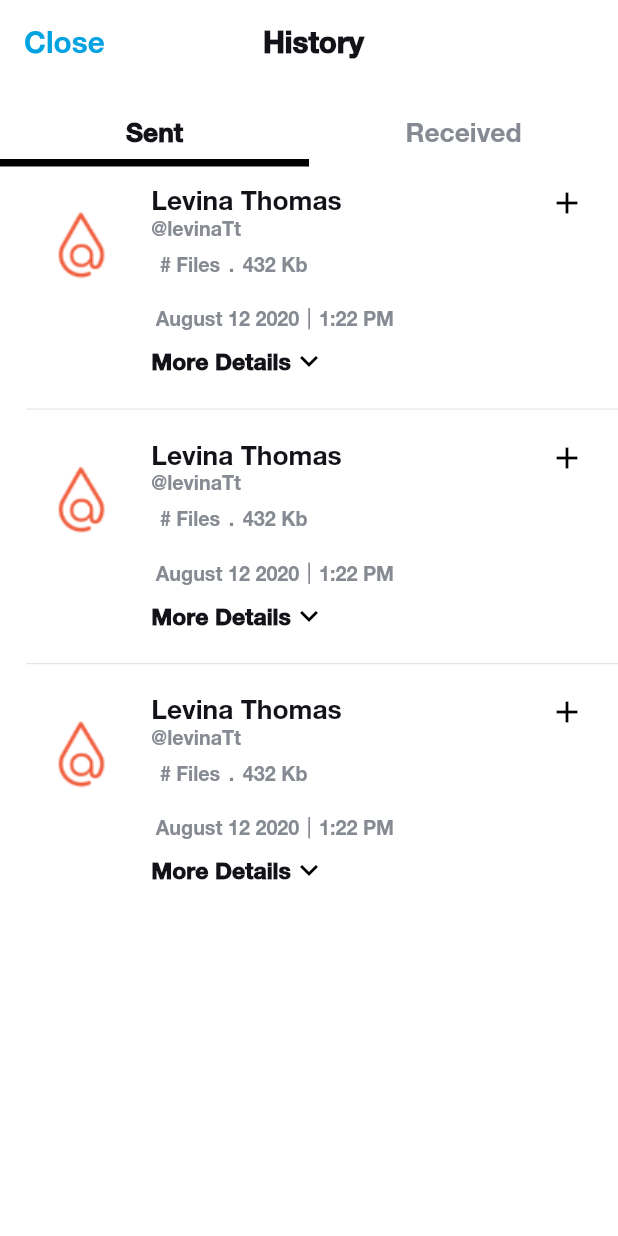
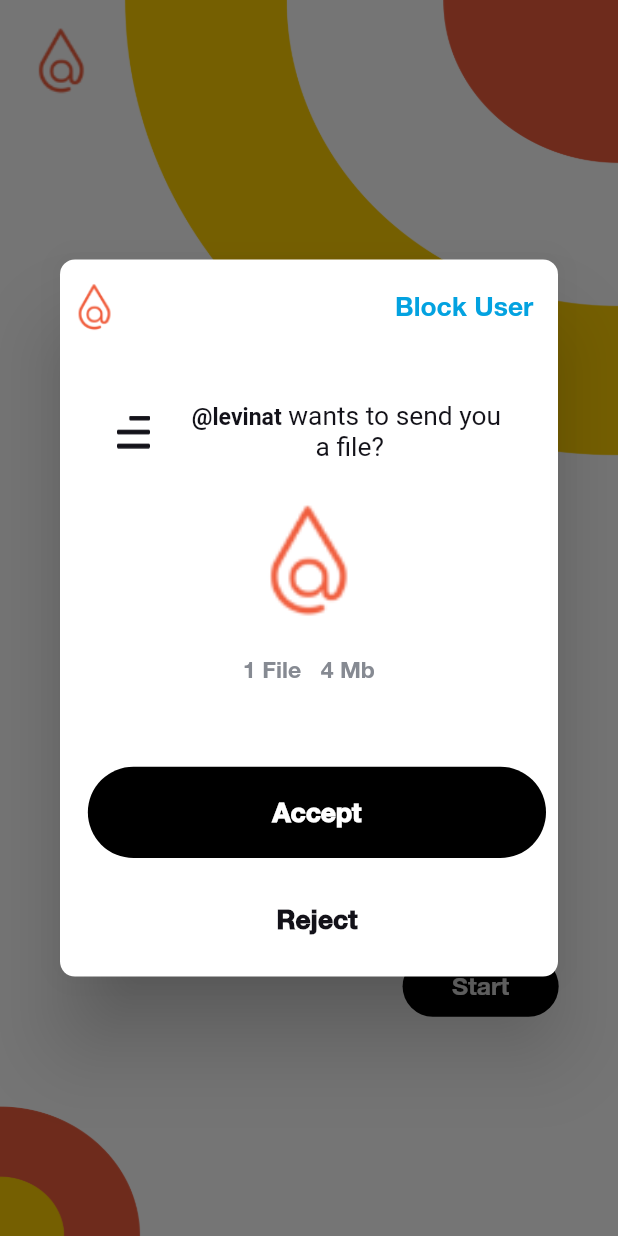
Before and after one commit to atsign-foundation/atmosphere_pro, a Flutter app: the screen it shows after launch, after a tap on "Start", on a phone screen of 412 x 824 dp. Run offline on Flutter 3.47's test engine with Material 2 defaults, Android fonts, the phone set to English and light mode, and no system bars; our stand-ins replace google_fonts.

Commit message:
implemented receive files UI

```diff
--- /dev/null
+++ b/lib/screens/common_widgets/custom_button.dart
@@ -0,0 +1,39 @@
+import 'package:atsign_atmosphere_app/utils/text_styles.dart';
+
+/// Custom button widget [isInverted] toggles between black and white button,
+/// [isInverted=false] by default, if true bg color and border color goes [white]
+/// from [black], text color goes [black] from [white].
+
+import 'package:flutter/material.dart';
+import 'package:atsign_atmosphere_app/services/size_config.dart';
+
+class CustomButton extends StatelessWidget {
+  final bool isInverted;
+  final Function onPressed;
+  final String buttonText;
+
+  const CustomButton(
+      {Key key, this.isInverted = false, this.onPressed, this.buttonText})
+      : super(key: key);
+  @override
+  Widget build(BuildContext context) {
+    return GestureDetector(
+      onTap: onPressed,
+      child: Container(
+        width: 278.toWidth,
+        height: 60.toHeight,
+        decoration: BoxDecoration(
+            borderRadius: BorderRadius.circular(30.toWidth),
+            color: (isInverted) ? Colors.white : Colors.black),
+        child: Center(
+          child: Text(
+            buttonText,
+            style: (isInverted)
+                ? CustomTextStyles.primaryBold16
+                : CustomTextStyles.whiteBold16,
+          ),
+        ),
+      ),
+    );
+  }
+}
--- a/lib/screens/history/widgets/file_list_tile.dart
+++ b/lib/screens/history/widgets/file_list_tile.dart
@@ -1,5 +1,6 @@
 import 'package:atsign_atmosphere_app/utils/colors.dart';
 import 'package:atsign_atmosphere_app/utils/images.dart';
+import 'package:atsign_atmosphere_app/utils/text_strings.dart';
 import 'package:atsign_atmosphere_app/utils/text_styles.dart';
 import 'package:flutter/material.dart';
 import 'package:atsign_atmosphere_app/services/size_config.dart';
@@ -110,7 +111,7 @@ class _FilesListTileState extends State<FilesListTile> {
                         child: Row(
                           children: [
                             Text(
-                              'More Details',
+                              TextStrings().moreDetails,
                               style: CustomTextStyles.primaryBold14,
                             ),
                             Container(
@@ -183,7 +184,6 @@ class _FilesListTileState extends State<FilesListTile> {
                       setState(() {
                         isOpen = !isOpen;
                       });
-                      print('ON BUTTON TAP====>$isOpen');
                     },
                     child: Container(
                       width: 140.toWidth,
@@ -191,7 +191,7 @@ class _FilesListTileState extends State<FilesListTile> {
                       child: Row(
                         children: [
                           Text(
-                            'Less Details',
+                            TextStrings().lesserDetails,
                             style: CustomTextStyles.primaryBold14,
                           ),
                           Container(
--- a/lib/screens/home/home.dart
+++ b/lib/screens/home/home.dart
@@ -1,4 +1,4 @@
-import 'package:atsign_atmosphere_app/screens/history/history_screen.dart';
+import 'package:atsign_atmosphere_app/screens/receive_files/receive_files_alert.dart';
 import 'package:atsign_atmosphere_app/services/size_config.dart';
 import 'package:atsign_atmosphere_app/utils/colors.dart';
 import 'package:atsign_atmosphere_app/utils/images.dart';
@@ -91,10 +91,10 @@ class Home extends StatelessWidget {
                           alignment: Alignment.topRight,
                           child: InkWell(
                             onTap: () {
-                              Navigator.push(
-                                  context,
-                                  MaterialPageRoute(
-                                      builder: (ctx) => HistoryScreen()));
+                              showDialog(
+                                  barrierDismissible: true,
+                                  context: context,
+                                  builder: (context) => ReceiveFilesAlert());
                             },
                             child: Container(
                               padding: EdgeInsets.symmetric(
--- /dev/null
+++ b/lib/screens/receive_files/receive_files_alert.dart
@@ -0,0 +1,125 @@
+import 'package:atsign_atmosphere_app/screens/common_widgets/custom_button.dart';
+import 'package:atsign_atmosphere_app/utils/images.dart';
+import 'package:atsign_atmosphere_app/utils/text_strings.dart';
+import 'package:atsign_atmosphere_app/utils/text_styles.dart';
+import 'package:flutter/material.dart';
+import 'package:atsign_atmosphere_app/services/size_config.dart';
+
+class ReceiveFilesAlert extends StatelessWidget {
+  @override
+  Widget build(BuildContext context) {
+    return AlertDialog(
+      shape: RoundedRectangleBorder(borderRadius: BorderRadius.circular(10)),
+      titlePadding: EdgeInsets.only(top: 10.toHeight),
+      title: Row(
+        mainAxisAlignment: MainAxisAlignment.spaceBetween,
+        children: [
+          Container(
+            height: 42.toHeight,
+            width: 42.toWidth,
+            child: Image.asset(ImageConstants.logoIcon),
+          ),
+          Container(
+            margin: EdgeInsets.only(right: 15.toWidth),
+            child: Text(
+              TextStrings().blockUser,
+              style: CustomTextStyles.blueRegular16,
+            ),
+          )
+        ],
+      ),
+      content: Container(
+        height: 230.toHeight,
+        child: Column(
+          children: [
+            SizedBox(
+              height: 21.toHeight,
+            ),
+            Center(
+              child: Container(
+                child: Row(
+                  mainAxisAlignment: MainAxisAlignment.spaceAround,
+                  children: [
+                    CircleAvatar(
+                      radius: 10.toWidth,
+                      backgroundColor: Colors.transparent,
+                      child: Image.asset(ImageConstants.drawerIcon),
+                    ),
+                    RichText(
+                      maxLines: 2,
+                      textAlign: TextAlign.center,
+                      softWrap: true,
+                      overflow: TextOverflow.visible,
+                      text: TextSpan(
+                        text: '@levinat',
+                        style: CustomTextStyles.primaryBold14,
+                        children: [
+                          TextSpan(
+                            text: ' wants to send you\n a file?',
+                            style: CustomTextStyles.primaryRegular16,
+                          )
+                        ],
+                      ),
+                    )
+                  ],
+                ),
+              ),
+            ),
+            SizedBox(
+              height: 13.toHeight,
+            ),
+            Center(
+              child: Container(
+                height: 100.toHeight,
+                width: 100.toWidth,
+                decoration: BoxDecoration(
+                    borderRadius: BorderRadius.circular(5.toHeight)),
+                child: Image.asset(
+                  ImageConstants.logoIcon,
+                  fit: BoxFit.contain,
+                ),
+              ),
+            ),
+            SizedBox(
+              height: 13.toHeight,
+            ),
+            Center(
+              child: Container(
+                width: 80.toWidth,
+                child: Row(
+                  mainAxisAlignment: MainAxisAlignment.spaceBetween,
+                  children: [
+                    Text(
+                      '1 File',
+                      style: CustomTextStyles.secondaryRegular14,
+                    ),
+                    Text(
+                      '4 Mb',
+                      style: CustomTextStyles.secondaryRegular14,
+                    )
+                  ],
+                ),
+              ),
+            ),
+          ],
+        ),
+      ),
+      actions: [
+        CustomButton(
+          buttonText: TextStrings().accept,
+          onPressed: () {},
+        ),
+        SizedBox(
+          height: 10.toHeight,
+        ),
+        CustomButton(
+          isInverted: true,
+          buttonText: TextStrings().reject,
+          onPressed: () {
+            Navigator.pop(context);
+          },
+        ),
+      ],
+    );
+  }
+}
--- a/lib/utils/text_strings.dart
+++ b/lib/utils/text_strings.dart
@@ -11,8 +11,15 @@ class TextStrings {
   // buttons text
   String buttonStart = 'Start';
   String buttonClose = 'Close';
+  String accept = 'Accept';
+  String reject = 'Reject';
 
   //history screen texts
   String sent = 'Sent';
   String received = 'Received';
+  String moreDetails = 'More Details';
+  String lesserDetails = 'Lesser Details';
+
+  //receive files texts
+  String blockUser = 'Block User';
 }
--- a/lib/utils/text_styles.dart
+++ b/lib/utils/text_styles.dart
@@ -9,7 +9,16 @@ class CustomTextStyles {
     color: ColorConstants.appBarCloseColor,
     fontSize: 18.toFont,
   );
+  static TextStyle blueRegular16 = TextStyle(
+    color: ColorConstants.appBarCloseColor,
+    fontSize: 16.toFont,
+  );
 
+  static TextStyle whiteBold16 = TextStyle(
+    color: Colors.white,
+    fontSize: 16.toFont,
+    fontWeight: FontWeight.w600,
+  );
   static TextStyle primaryBold18 = TextStyle(
     color: ColorConstants.fontPrimary,
     fontSize: 18.toFont,
@@ -32,11 +41,15 @@ class CustomTextStyles {
     color: ColorConstants.fontSecondary,
     fontSize: 16.toFont,
   );
+  static TextStyle secondaryRegular14 = TextStyle(
+      color: ColorConstants.fontSecondary,
+      fontSize: 14.toFont,
+      fontWeight: FontWeight.w300);
 
   static TextStyle primaryRegular16 = TextStyle(
-    color: ColorConstants.fontPrimary,
-    fontSize: 16.toFont,
-  );
+      color: ColorConstants.fontPrimary,
+      fontSize: 16.toFont,
+      fontWeight: FontWeight.w400);
 
   static TextStyle secondaryRegular12 = TextStyle(
       color: ColorConstants.fontSecondary,
```
